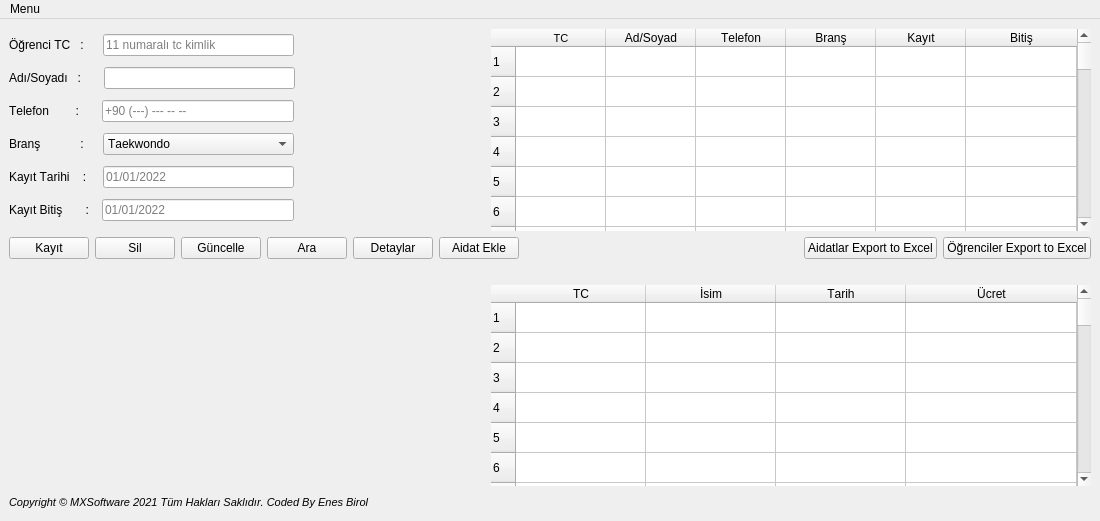
Above: PAGES/GUI/main.ui from enesbirool/Gym_Management_System_mxsoftware before the change. Below: the same form after it.
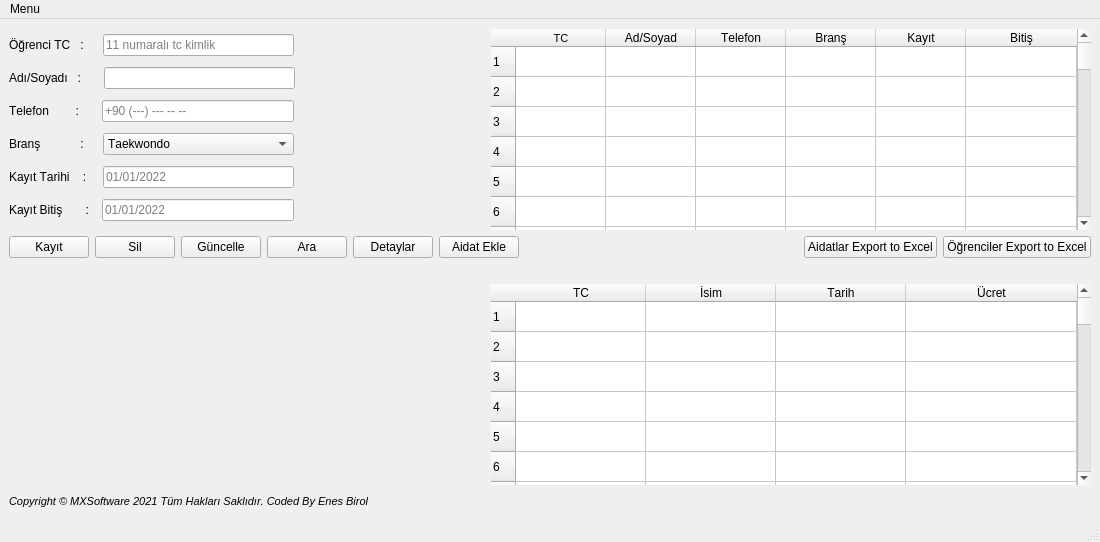
That is the form after the change. Icons and pictures are not drawn.

The edit to the form file:
```diff
--- a/PAGES/GUI/main.ui
+++ b/PAGES/GUI/main.ui
@@ -10,7 +10,7 @@
     <x>0</x>
     <y>0</y>
     <width>1100</width>
-    <height>521</height>
+    <height>542</height>
    </rect>
   </property>
   <property name="minimumSize">
@@ -910,6 +910,7 @@
    </widget>
    <addaction name="menuMenu"/>
   </widget>
+  <widget class="QStatusBar" name="statusBar"/>
   <action name="actionExit">
    <property name="text">
     <string>Exit</string>
```
Left out of the diff: 4 changed lines with no effect on the pictures.
